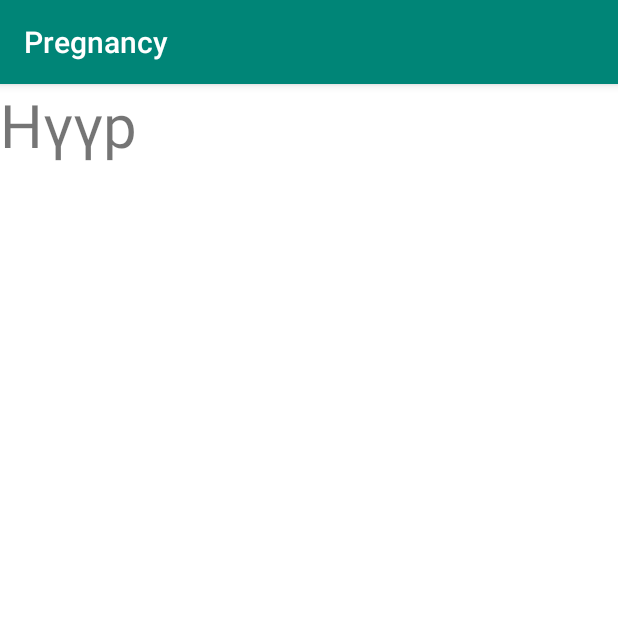
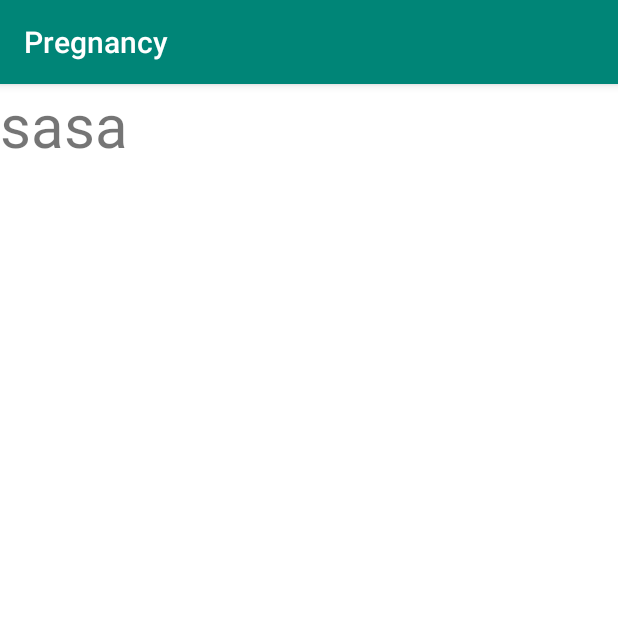
Before and after one commit to Ganhulug/Pregnancy, an Android app: the screen it shows after launch (Home_activity), on a phone screen of 412 x 824 dp, the top half of it. Run offline under Robolectric (Android 15) with nearby library versions, the phone set to English and light mode, and no system bars.

Commit message:
turshiw
turshiw

```diff
--- a/app/src/main/res/layout/activity_home_activity.xml
+++ b/app/src/main/res/layout/activity_home_activity.xml
@@ -23,7 +23,7 @@
                 android:layout_width="wrap_content"
                 android:layout_height="wrap_content"
                 android:gravity="center"
-                android:text="Нүүр"
+                android:text="sasa"
                 android:textSize="40dp" />
         </RelativeLayout>
     </ScrollView>
```
